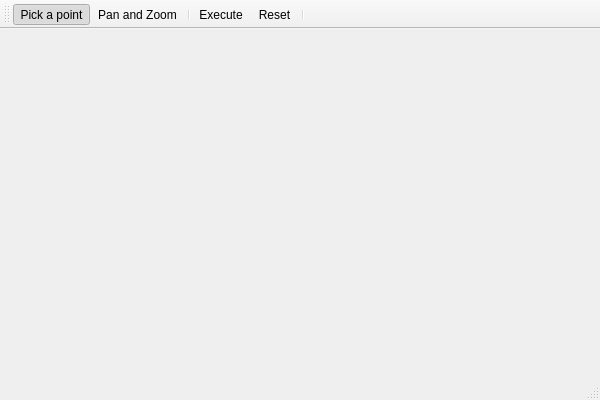
WooodHead/OptimaPlotter, file OptimaPlotter/optimaplotter.ui: the form before one commit.
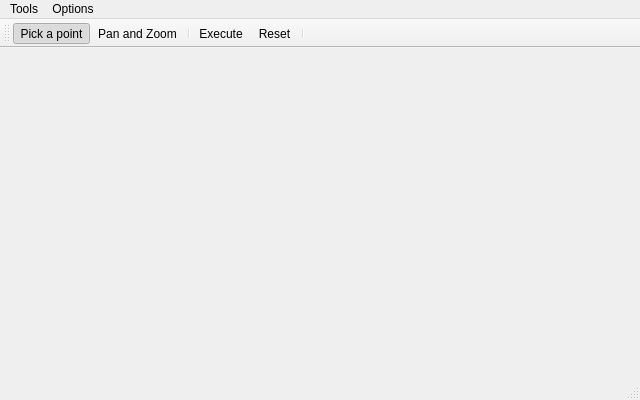
The form after the commit.

Commit message: Added language changing support ( armenian - english ). Added menu bar.

Patch:
```diff
--- a/OptimaPlotter/optimaplotter.ui
+++ b/OptimaPlotter/optimaplotter.ui
@@ -6,7 +6,7 @@
    <rect>
     <x>0</x>
     <y>0</y>
-    <width>600</width>
+    <width>640</width>
     <height>400</height>
    </rect>
   </property>
@@ -19,12 +19,39 @@
     <rect>
      <x>0</x>
      <y>0</y>
-     <width>600</width>
+     <width>640</width>
      <height>26</height>
     </rect>
    </property>
+   <widget class="QMenu" name="menuTools">
+    <property name="tearOffEnabled">
+     <bool>true</bool>
+    </property>
+    <property name="title">
+     <string>Tools</string>
+    </property>
+    <addaction name="actionPick"/>
+    <addaction name="actionPan"/>
+    <addaction name="separator"/>
+    <addaction name="actionExecute"/>
+    <addaction name="actionReset"/>
+   </widget>
+   <widget class="QMenu" name="menuOptions">
+    <property name="title">
+     <string>Options</string>
+    </property>
+    <addaction name="actionSettings"/>
+   </widget>
+   <addaction name="menuTools"/>
+   <addaction name="menuOptions"/>
   </widget>
   <widget class="QToolBar" name="mainToolBar">
+   <property name="enabled">
+    <bool>true</bool>
+   </property>
+   <property name="movable">
+    <bool>true</bool>
+   </property>
    <attribute name="toolBarArea">
     <enum>TopToolBarArea</enum>
    </attribute>
```
Left out of the diff: 8 changed lines with no effect on the pictures. The commit also changes 11 other files.
